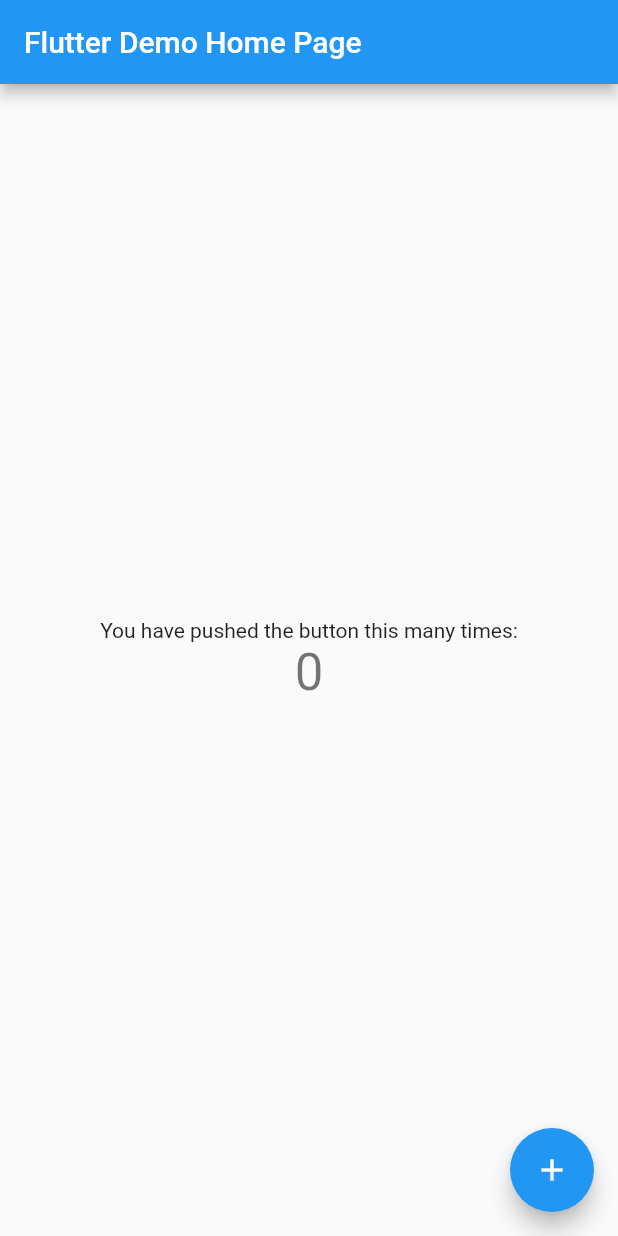
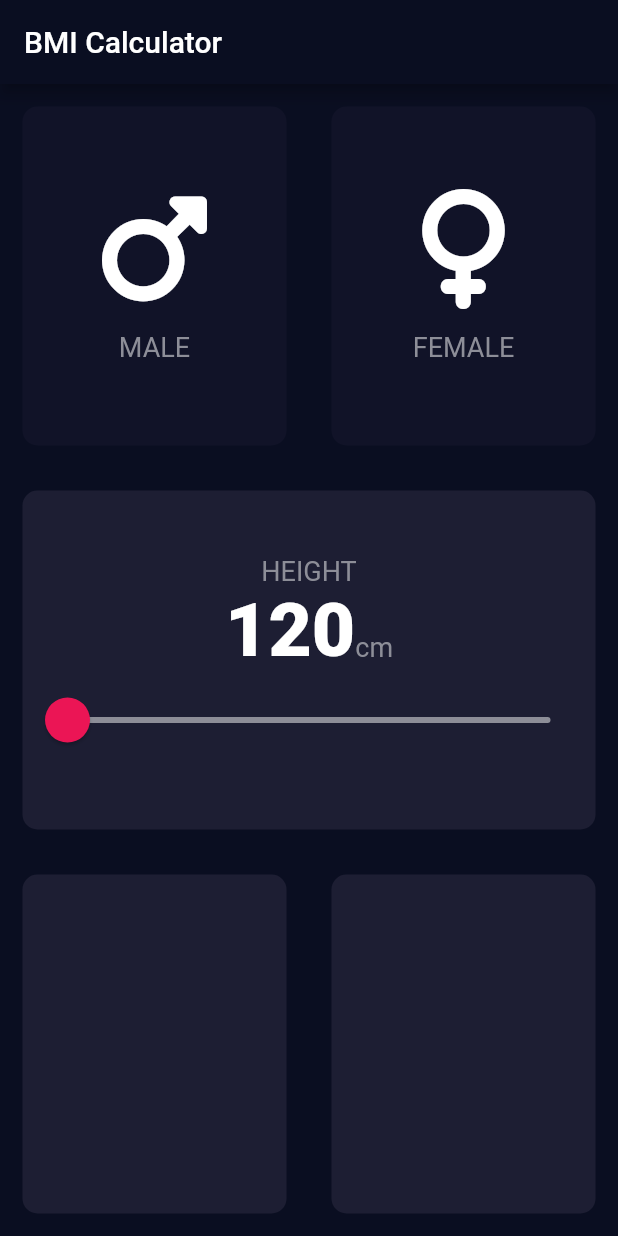
Before and after one commit to ipfans/flutter-bootcamp-with-dart-2021, a Flutter app: the screen it shows after launch, on a phone screen of 412 x 824 dp. Run offline on Flutter 3.47's test engine with Material 2 defaults, Android fonts, the light colour scheme and no system bars; our stand-ins replace audioplayers, equatable, font_awesome_flutter.

Commit message:
Update to 131

```diff
--- /dev/null
+++ b/bmicalc/lib/constants.dart
@@ -0,0 +1,16 @@
+import 'package:flutter/material.dart';
+
+const labelTextStyle = TextStyle(
+  fontSize: 18.0,
+  color: Color(0xFF8D8E98),
+);
+
+const numberTextStyle = TextStyle(
+  fontSize: 50.0,
+  fontWeight: FontWeight.w900,
+);
+
+const bottomContainerHeight = 80.0;
+const activeCardColor = Color(0xFF1D1E33);
+const inactiveCardColor = Color(0xFF111328);
+const bottomContainerColor = Color(0xFFEB1555);
--- /dev/null
+++ b/bmicalc/lib/icon_content.dart
@@ -0,0 +1,35 @@
+import 'package:flutter/material.dart';
+
+class Gender extends StatelessWidget {
+  final IconData icon;
+  final String label;
+
+  const Gender({
+    Key? key,
+    required this.icon,
+    required this.label,
+  }) : super(key: key);
+
+  @override
+  Widget build(BuildContext context) {
+    return Column(
+      mainAxisAlignment: MainAxisAlignment.center,
+      children: [
+        Icon(
+          this.icon,
+          size: 80.0,
+        ),
+        SizedBox(
+          height: 15.0,
+        ),
+        Text(
+          this.label,
+          style: TextStyle(
+            fontSize: 18.0,
+            color: Color(0xFF8D8E98),
+          ),
+        )
+      ],
+    );
+  }
+}
--- /dev/null
+++ b/bmicalc/lib/input_page.dart
@@ -0,0 +1,145 @@
+import 'package:flutter/material.dart';
+import 'package:font_awesome_flutter/font_awesome_flutter.dart';
+import 'icon_content.dart';
+import 'reuseable_card.dart';
+import 'constants.dart';
+
+class InputPage extends StatefulWidget {
+  const InputPage({Key? key}) : super(key: key);
+
+  @override
+  State<InputPage> createState() => _InputPageState();
+}
+
+enum GenderName { male, female }
+
+class _InputPageState extends State<InputPage> {
+  Color maleCardColor = inactiveCardColor;
+  Color femaleCardColor = inactiveCardColor;
+
+  updateColor(GenderName gender) {
+    switch (gender) {
+      case GenderName.male:
+        maleCardColor = activeCardColor;
+        femaleCardColor = inactiveCardColor;
+        break;
+      case GenderName.female:
+        femaleCardColor = activeCardColor;
+        maleCardColor = inactiveCardColor;
+        break;
+      default:
+    }
+  }
+
+  GenderName? selectedGender;
+  int height = 120;
+
+  @override
+  Widget build(BuildContext context) {
+    return Scaffold(
+      appBar: AppBar(
+        title: const Text('BMI Calculator'),
+      ),
+      body: Column(
+        crossAxisAlignment: CrossAxisAlignment.stretch,
+        children: [
+          Expanded(
+            child: Row(
+              children: [
+                Expanded(
+                  child: ReusableCard(
+                    onPress: () => setState(() {
+                      selectedGender = GenderName.male;
+                    }),
+                    color: selectedGender == GenderName.male
+                        ? activeCardColor
+                        : inactiveCardColor,
+                    child: Gender(
+                      icon: FontAwesomeIcons.mars,
+                      label: "MALE",
+                    ),
+                  ),
+                ),
+                Expanded(
+                  child: ReusableCard(
+                    onPress: () => setState(() {
+                      selectedGender = GenderName.female;
+                    }),
+                    color: selectedGender == GenderName.female
+                        ? activeCardColor
+                        : inactiveCardColor,
+                    child: Gender(
+                      icon: FontAwesomeIcons.venus,
+                      label: "FEMALE",
+                    ),
+                  ),
+                ),
+              ],
+            ),
+          ),
+          Expanded(
+            child: ReusableCard(
+              color: activeCardColor,
+              child: Column(
+                mainAxisAlignment: MainAxisAlignment.center,
+                children: [
+                  Text(
+                    'HEIGHT',
+                    style: labelTextStyle,
+                  ),
+                  Row(
+                    mainAxisAlignment: MainAxisAlignment.center,
+                    crossAxisAlignment: CrossAxisAlignment.baseline,
+                    textBaseline: TextBaseline.alphabetic,
+                    children: [
+                      Text(
+                        height.toInt().toString(),
+                        style: numberTextStyle,
+                      ),
+                      Text(
+                        'cm',
+                        style: labelTextStyle,
+                      ),
+                    ],
+                  ),
+                  SliderTheme(
+                    data: SliderTheme.of(context).copyWith(
+                      inactiveTrackColor: Color(0xFF8D8E98),
+                      activeTrackColor: Colors.white,
+                      thumbColor: Color(0xFFEB1555),
+                      overlayColor: Color(0x29EB1555),
+                      thumbShape:
+                          RoundSliderThumbShape(enabledThumbRadius: 15.0),
+                      overlayShape:
+                          RoundSliderOverlayShape(overlayRadius: 30.0),
+                    ),
+                    child: Slider(
+                      value: height.toDouble(),
+                      min: 120,
+                      max: 220,
+                      onChanged: ((value) => setState(() {
+                            height = value.toInt();
+                          })),
+                    ),
+                  )
+                ],
+              ),
+            ),
+          ),
+          Expanded(
+            child: Row(
+              children: [
+                Expanded(
+                  child: ReusableCard(),
+                ),
+                Expanded(
+                  child: ReusableCard(),
+                ),
+              ],
+            ),
+          ),
+        ],
+      ),
+    );
+  }
+}
--- a/bmicalc/lib/main.dart
+++ b/bmicalc/lib/main.dart
@@ -1,115 +1,38 @@
 import 'package:flutter/material.dart';
+import 'input_page.dart';
 
-void main() {
-  runApp(const MyApp());
-}
+void main() => runApp(BMICalc());
 
-class MyApp extends StatelessWidget {
-  const MyApp({Key? key}) : super(key: key);
+class BMICalc extends StatelessWidget {
+  const BMICalc({Key? key}) : super(key: key);
 
-  // This widget is the root of your application.
   @override
   Widget build(BuildContext context) {
     return MaterialApp(
-      title: 'Flutter Demo',
-      theme: ThemeData(
-        // This is the theme of your application.
-        //
-        // Try running your application with "flutter run". You'll see the
-        // application has a blue toolbar. Then, without quitting the app, try
-        // changing the primarySwatch below to Colors.green and then invoke
-        // "hot reload" (press "r" in the console where you ran "flutter run",
-        // or simply save your changes to "hot reload" in a Flutter IDE).
-        // Notice that the counter didn't reset back to zero; the application
-        // is not restarted.
-        primarySwatch: Colors.blue,
+      title: "BMI Calculator",
+      home: SafeArea(
+        child: InputPage(),
       ),
-      home: const MyHomePage(title: 'Flutter Demo Home Page'),
+      theme: ThemeData.dark().copyWith(
+        appBarTheme: AppBarTheme(
+          color: Color(0xFF0A0E21),
+        ),
+        scaffoldBackgroundColor: Color(0xFF0A0E21),
+      ),
+      // theme: ThemeData(
+      //   appBarTheme: AppBarTheme(
+      //     color: Color(0xFF0A0E21),
+      //   ),
+      //   scaffoldBackgroundColor: Color(0xFF0A0E21),
+      //   floatingActionButtonTheme: FloatingActionButtonThemeData(
+      //     backgroundColor: Colors.purple,
+      //   ),
+      //   textTheme: TextTheme(
+      //     bodyText2: TextStyle(
+      //       color: Colors.white,
+      //     ),
+      //   ),
+      // ),
     );
   }
 }
-
-class MyHomePage extends StatefulWidget {
-  const MyHomePage({Key? key, required this.title}) : super(key: key);
-
-  // This widget is the home page of your application. It is stateful, meaning
-  // that it has a State object (defined below) that contains fields that affect
-  // how it looks.
-
-  // This class is the configuration for the state. It holds the values (in this
-  // case the title) provided by the parent (in this case the App widget) and
-  // used by the build method of the State. Fields in a Widget subclass are
-  // always marked "final".
-
-  final String title;
-
-  @override
-  State<MyHomePage> createState() => _MyHomePageState();
-}
-
-class _MyHomePageState extends State<MyHomePage> {
-  int _counter = 0;
-
-  void _incrementCounter() {
-    setState(() {
-      // This call to setState tells the Flutter framework that something has
-      // changed in this State, which causes it to rerun the build method below
-      // so that the display can reflect the updated values. If we changed
-      // _counter without calling setState(), then the build method would not be
-      // called again, and so nothing would appear to happen.
-      _counter++;
-    });
-  }
-
-  @override
-  Widget build(BuildContext context) {
-    // This method is rerun every time setState is called, for instance as done
-    // by the _incrementCounter method above.
-    //
-    // The Flutter framework has been optimized to make rerunning build methods
-    // fast, so that you can just rebuild anything that needs updating rather
-    // than having to individually change instances of widgets.
-    return Scaffold(
-      appBar: AppBar(
-        // Here we take the value from the MyHomePage object that was created by
-        // the App.build method, and use it to set our appbar title.
-        title: Text(widget.title),
-      ),
-      body: Center(
-        // Center is a layout widget. It takes a single child and positions it
-        // in the middle of the parent.
-        child: Column(
-          // Column is also a layout widget. It takes a list of children and
-          // arranges them vertically. By default, it sizes itself to fit its
-          // children horizontally, and tries to be as tall as its parent.
-          //
-          // Invoke "debug painting" (press "p" in the console, choose the
-          // "Toggle Debug Paint" action from the Flutter Inspector in Android
-          // Studio, or the "Toggle Debug Paint" command in Visual Studio Code)
-          // to see the wireframe for each widget.
-          //
-          // Column has various properties to control how it sizes itself and
-          // how it positions its children. Here we use mainAxisAlignment to
-          // center the children vertically; the main axis here is the vertical
-          // axis because Columns are vertical (the cross axis would be
-          // horizontal).
-          mainAxisAlignment: MainAxisAlignment.center,
-          children: <Widget>[
-            const Text(
-              'You have pushed the button this many times:',
-            ),
-            Text(
-              '$_counter',
-              style: Theme.of(context).textTheme.headline4,
-            ),
-          ],
-        ),
-      ),
-      floatingActionButton: FloatingActionButton(
-        onPressed: _incrementCounter,
-        tooltip: 'Increment',
-        child: const Icon(Icons.add),
-      ), // This trailing comma makes auto-formatting nicer for build methods.
-    );
-  }
-}
--- /dev/null
+++ b/bmicalc/lib/reuseable_card.dart
@@ -0,0 +1,29 @@
+import 'package:flutter/material.dart';
+
+class ReusableCard extends StatelessWidget {
+  const ReusableCard({
+    Key? key,
+    this.child,
+    this.color = const Color(0xFF1D1E33),
+    this.onPress,
+  }) : super(key: key);
+
+  final Color color;
+  final Widget? child;
+  final void Function()? onPress;
+
+  @override
+  Widget build(BuildContext context) {
+    return GestureDetector(
+      onTap: onPress,
+      child: Container(
+        margin: EdgeInsets.all(15.0),
+        decoration: BoxDecoration(
+          color: this.color,
+          borderRadius: BorderRadius.circular(10.0),
+        ),
+        child: this.child,
+      ),
+    );
+  }
+}
--- a/bmicalc/pubspec.yaml
+++ b/bmicalc/pubspec.yaml
@@ -3,7 +3,7 @@
 
 # The following line prevents the package from being accidentally published to
 # pub.dev using `flutter pub publish`. This is preferred for private packages.
-publish_to: 'none' # Remove this line if you wish to publish to pub.dev
+publish_to: "none" # Remove this line if you wish to publish to pub.dev
 
 # The following defines the version and build number for your application.
 # A version number is three numbers separated by dots, like 1.2.43
@@ -30,10 +30,10 @@
   flutter:
     sdk: flutter
 
-
   # The following adds the Cupertino Icons font to your application.
   # Use with the CupertinoIcons class for iOS style icons.
   cupertino_icons: ^1.0.2
+  font_awesome_flutter: ^10.1.0
 
 dev_dependencies:
   flutter_test:
@@ -51,7 +51,6 @@
 
 # The following section is specific to Flutter packages.
 flutter:
-
   # The following line ensures that the Material Icons font is
   # included with your application, so that you can use the icons in
   # the material Icons class.
```
Also changed, not shown: bmicalc/pubspec.lock.
